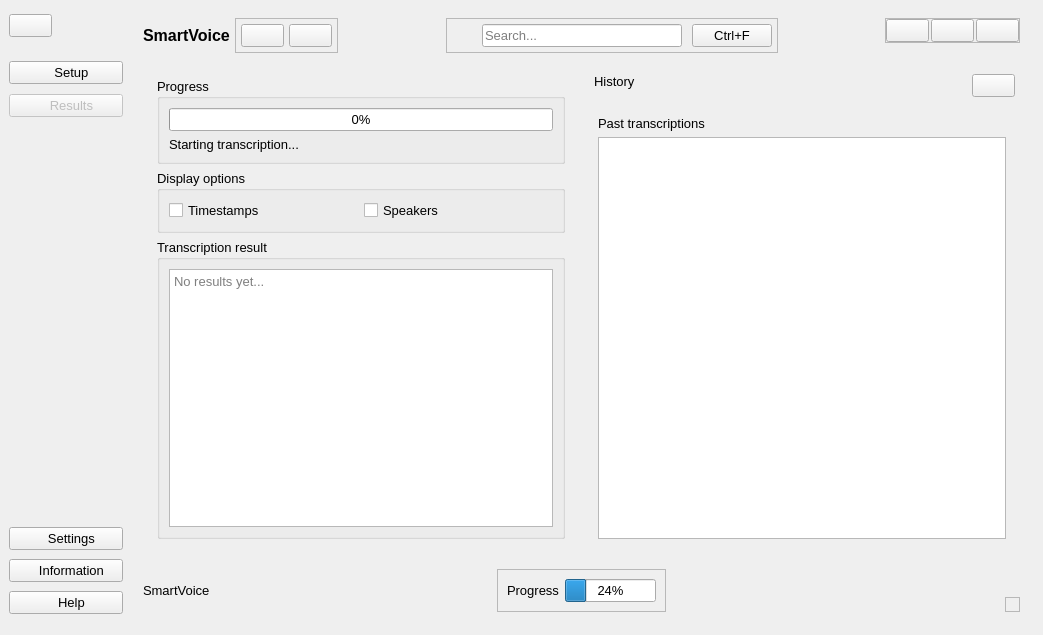
First picture: the form in whisperx/appSmartVoice/ui/interface.ui, repository m-bain/whisperX, before the edit.
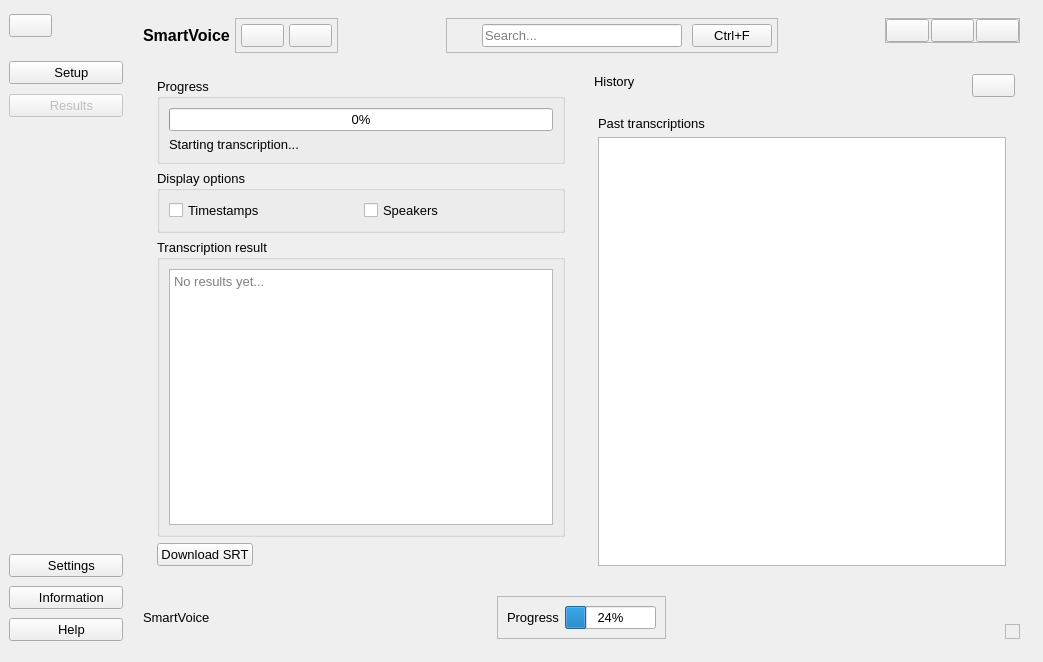
Second picture: the form after the edit. The open tabs and pages were chosen to show the change. Icons and pictures are not drawn. Custom widgets are drawn as their Qt base class.

Commit message: updates to SRT format and download functionality

Diff of the .ui file:
```diff
--- a/whisperx/appSmartVoice/ui/interface.ui
+++ b/whisperx/appSmartVoice/ui/interface.ui
@@ -7,7 +7,7 @@
     <x>0</x>
     <y>0</y>
     <width>1043</width>
-    <height>635</height>
+    <height>662</height>
    </rect>
   </property>
   <property name="font">
@@ -869,6 +869,13 @@
                    </layout>
                   </widget>
                  </item>
+                 <item alignment="Qt::AlignmentFlag::AlignLeft|Qt::AlignmentFlag::AlignBottom">
+                  <widget class="QPushButton" name="downloadSRTBtn">
+                   <property name="text">
+                    <string>Download SRT</string>
+                   </property>
+                  </widget>
+                 </item>
                 </layout>
                </widget>
               </widget>
```
The commit also changes 6 other files.
